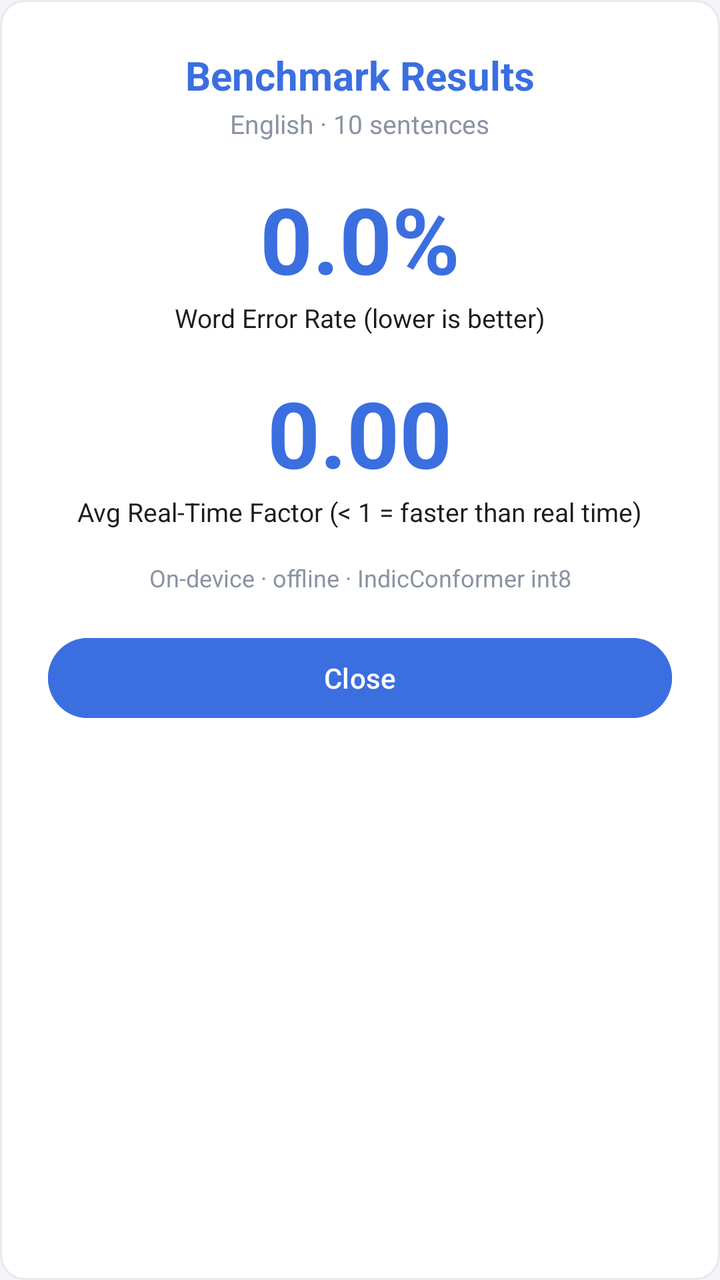
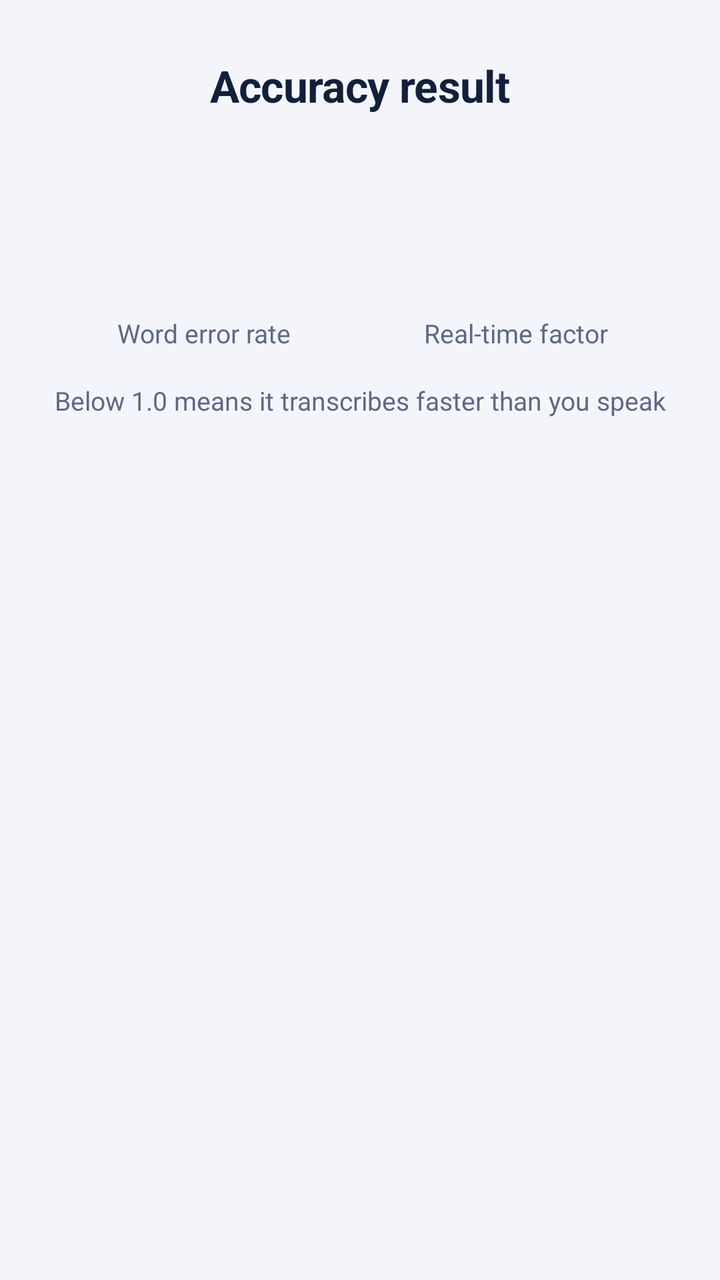

Screens rendered from an Android XML layout before and after an edit, with the pre-edit source and the edit as a unified diff.
<!-- AndroidManifest.xml: application theme Theme.ITantra -->
<!-- res/layout/dialog_benchmark_result.xml -->
<?xml version="1.0" encoding="utf-8"?>
<LinearLayout xmlns:android="http://schemas.android.com/apk/res/android"
    android:layout_width="match_parent"
    android:layout_height="wrap_content"
    android:orientation="vertical"
    android:background="@drawable/card_mission"
    android:padding="24dp"
    android:gravity="center_horizontal">

    <TextView
        android:layout_width="wrap_content"
        android:layout_height="wrap_content"
        android:text="Benchmark Results"
        android:textColor="@color/amber"
        android:textSize="20sp"
        android:textStyle="bold" />

    <TextView
        android:id="@+id/tvDlgSub"
        android:layout_width="wrap_content"
        android:layout_height="wrap_content"
        android:text="English · 10 sentences"
        android:textColor="@color/muted"
        android:textSize="13sp"
        android:paddingTop="2dp"
        android:paddingBottom="18dp" />

    <TextView
        android:id="@+id/tvDlgWer"
        android:layout_width="wrap_content"
        android:layout_height="wrap_content"
        android:text="0.0%"
        android:textColor="@color/amber"
        android:textSize="46sp"
        android:textStyle="bold" />

    <TextView
        android:layout_width="wrap_content"
        android:layout_height="wrap_content"
        android:text="Word Error Rate (lower is better)"
        android:textColor="@color/ink"
        android:textSize="13sp"
        android:paddingBottom="18dp" />

    <TextView
        android:id="@+id/tvDlgRtf"
        android:layout_width="wrap_content"
        android:layout_height="wrap_content"
        android:text="0.00"
        android:textColor="@color/amber"
        android:textSize="46sp"
        android:textStyle="bold" />

    <TextView
        android:layout_width="wrap_content"
        android:layout_height="wrap_content"
        android:text="Avg Real-Time Factor (&lt; 1 = faster than real time)"
        android:textColor="@color/ink"
        android:textSize="13sp" />

    <TextView
        android:id="@+id/tvDlgFoot"
        android:layout_width="match_parent"
        android:layout_height="wrap_content"
        android:gravity="center"
        android:text="On-device · offline · IndicConformer int8"
        android:textColor="@color/muted"
        android:textSize="12sp"
        android:paddingTop="16dp" />

    <Button
        android:id="@+id/btnDlgClose"
        android:layout_width="match_parent"
        android:layout_height="wrap_content"
        android:layout_marginTop="18dp"
        android:text="Close"
        android:textColor="@color/on_amber"
        android:backgroundTint="@color/amber" />
</LinearLayout>
<!-- resources referenced by this layout -->
<resources>
  <color name="amber">#3B6FE0</color>
  <color name="ink">#1A1D21</color>
  <color name="muted">#8A93A3</color>
  <color name="on_amber">#FFFFFF</color>
  <!-- drawable card_mission (drawable) -->
  <?xml version="1.0" encoding="utf-8"?>
  <shape xmlns:android="http://schemas.android.com/apk/res/android" android:shape="rectangle">
      <solid android:color="@color/card" />
      <corners android:radius="12dp" />
      <stroke android:width="1dp" android:color="@color/card_border" />
  </shape>
  <color name="card">#FFFFFFFF</color>
  <color name="card_border">#E6E9F0</color>
  <style name="Base.Theme.ITantra" parent="Theme.Material3.Light.NoActionBar">
          <item name="colorPrimary">@color/amber</item>
          <item name="colorOnPrimary">@color/on_amber</item>
          <item name="colorError">@color/danger</item>
          <item name="android:colorBackground">@color/bg</item>
          <item name="android:windowBackground">@color/bg</item>
          <item name="android:statusBarColor">@color/bg</item>
          <item name="android:windowLightStatusBar">true</item>
          <item name="android:textColorPrimary">@color/ink</item>
          <item name="android:textColorHint">@color/muted</item>
      </style>
  <color name="danger">#E03131</color>
  <color name="bg">#F3F5F9</color>
  <!-- unchanged entries left out for length: 1 -->
</resources>

<!-- the commit's change to res/layout/dialog_benchmark_result.xml (unified diff, before → after) -->
@@ -2,78 +2,98 @@
 <LinearLayout xmlns:android="http://schemas.android.com/apk/res/android"
     android:layout_width="match_parent"
     android:layout_height="wrap_content"
+    android:gravity="center_horizontal"
     android:orientation="vertical"
-    android:background="@drawable/card_mission"
-    android:padding="24dp"
-    android:gravity="center_horizontal">
+    android:paddingStart="24dp"
+    android:paddingTop="28dp"
+    android:paddingEnd="24dp"
+    android:paddingBottom="8dp">
 
     <TextView
+        style="@style/Text.ITantra.Title"
         android:layout_width="wrap_content"
         android:layout_height="wrap_content"
-        android:text="Benchmark Results"
-        android:textColor="@color/amber"
-        android:textSize="20sp"
-        android:textStyle="bold" />
+        android:text="@string/result_title"
+        android:textSize="22sp" />
 
     <TextView
         android:id="@+id/tvDlgSub"
+        style="@style/Text.ITantra.Meta"
         android:layout_width="wrap_content"
         android:layout_height="wrap_content"
-        android:text="English · 10 sentences"
-        android:textColor="@color/muted"
-        android:textSize="13sp"
-        android:paddingTop="2dp"
-        android:paddingBottom="18dp" />
+        android:layout_marginTop="4dp"
+        android:textSize="14sp" />
+
+    <LinearLayout
+        android:layout_width="match_parent"
+        android:layout_height="wrap_content"
+        android:layout_marginTop="24dp"
+        android:orientation="horizontal">
+
+        <LinearLayout
+            android:layout_width="0dp"
+            android:layout_height="wrap_content"
+            android:layout_weight="1"
+            android:gravity="center_horizontal"
+            android:orientation="vertical">
+
+            <TextView
+                android:id="@+id/tvDlgWer"
+                android:layout_width="wrap_content"
+                android:layout_height="wrap_content"
+                android:fontFamily="sans-serif-condensed"
+                android:textColor="@color/brand"
+                android:textSize="40sp"
+                android:textStyle="bold" />
+
+            <TextView
+                style="@style/Text.ITantra.Meta"
+                android:layout_width="wrap_content"
+                android:layout_height="wrap_content"
+                android:text="@string/result_wer_label"
+                android:textSize="13sp" />
+        </LinearLayout>
+
+        <LinearLayout
+            android:layout_width="0dp"
+            android:layout_height="wrap_content"
+            android:layout_weight="1"
+            android:gravity="center_horizontal"
+            android:orientation="vertical">
+
+            <TextView
+                android:id="@+id/tvDlgRtf"
+                android:layout_width="wrap_content"
+                android:layout_height="wrap_content"
+                android:fontFamily="sans-serif-condensed"
+                android:textColor="@color/brand"
+                android:textSize="40sp"
+                android:textStyle="bold" />
+
+            <TextView
+                style="@style/Text.ITantra.Meta"
+                android:layout_width="wrap_content"
+                android:layout_height="wrap_content"
+                android:text="@string/result_rtf_label"
+                android:textSize="13sp" />
+        </LinearLayout>
+    </LinearLayout>
 
     <TextView
-        android:id="@+id/tvDlgWer"
-        android:layout_width="wrap_content"
+        style="@style/Text.ITantra.Meta"
+        android:layout_width="match_parent"
         android:layout_height="wrap_content"
-        android:text="0.0%"
-        android:textColor="@color/amber"
-        android:textSize="46sp"
-        android:textStyle="bold" />
-
-    <TextView
-        android:layout_width="wrap_content"
-        android:layout_height="wrap_content"
-        android:text="Word Error Rate (lower is better)"
-        android:textColor="@color/ink"
-        android:textSize="13sp"
-        android:paddingBottom="18dp" />
-
-    <TextView
-        android:id="@+id/tvDlgRtf"
-        android:layout_width="wrap_content"
-        android:layout_height="wrap_content"
-        android:text="0.00"
-        android:textColor="@color/amber"
-        android:textSize="46sp"
-        android:textStyle="bold" />
-
-    <TextView
-        android:layout_width="wrap_content"
-        android:layout_height="wrap_content"
-        android:text="Avg Real-Time Factor (&lt; 1 = faster than real time)"
-        android:textColor="@color/ink"
+        android:layout_marginTop="16dp"
+        android:gravity="center"
+        android:text="@string/result_rtf_hint"
         android:textSize="13sp" />
 
     <TextView
         android:id="@+id/tvDlgFoot"
+        style="@style/Text.ITantra.Meta"
         android:layout_width="match_parent"
         android:layout_height="wrap_content"
+        android:layout_marginTop="6dp"
         android:gravity="center"
-        android:text="On-device · offline · IndicConformer int8"
-        android:textColor="@color/muted"
-        android:textSize="12sp"
-        android:paddingTop="16dp" />
-
-    <Button
-        android:id="@+id/btnDlgClose"
-        android:layout_width="match_parent"
-        android:layout_height="wrap_content"
-        android:layout_marginTop="18dp"
-        android:text="Close"
-        android:textColor="@color/on_amber"
-        android:backgroundTint="@color/amber" />
+        android:textSize="13sp" />
 </LinearLayout>
<!-- resource entries referenced after the edit -->
@@ -1,31 +1,91 @@
 <!-- resources referenced by this layout -->
 <resources>
-  <color name="amber">#3B6FE0</color>
-  <color name="ink">#1A1D21</color>
-  <color name="muted">#8A93A3</color>
-  <color name="on_amber">#FFFFFF</color>
-  <!-- drawable card_mission (drawable) -->
-  <?xml version="1.0" encoding="utf-8"?>
-  <shape xmlns:android="http://schemas.android.com/apk/res/android" android:shape="rectangle">
-      <solid android:color="@color/card" />
-      <corners android:radius="12dp" />
-      <stroke android:width="1dp" android:color="@color/card_border" />
-  </shape>
-  <color name="card">#FFFFFFFF</color>
-  <color name="card_border">#E6E9F0</color>
+  <color name="brand">#2F62E0</color>
+  <string name="result_rtf_hint">Below 1.0 means it transcribes faster than you speak</string>
+  <string name="result_rtf_label">Real-time factor</string>
+  <string name="result_title">Accuracy result</string>
+  <string name="result_wer_label">Word error rate</string>
+  <style name="Text.ITantra.Meta" parent="">
+          <item name="android:textSize">12sp</item>
+          <item name="android:textColor">@color/muted</item>
+      </style>
+  <style name="Text.ITantra.Title" parent="">
+          <item name="android:textSize">30sp</item>
+          <item name="android:textColor">@color/ink</item>
+          <item name="android:fontFamily">sans-serif</item>
+          <item name="android:textStyle">bold</item>
+          <item name="android:letterSpacing">-0.01</item>
+      </style>
+  <color name="ink">#13203A</color>
+  <color name="muted">#5E6A82</color>
   <style name="Base.Theme.ITantra" parent="Theme.Material3.Light.NoActionBar">
-          <item name="colorPrimary">@color/amber</item>
-          <item name="colorOnPrimary">@color/on_amber</item>
-          <item name="colorError">@color/danger</item>
+          <item name="colorPrimary">@color/brand</item>
+          <item name="colorOnPrimary">@color/on_brand</item>
+          <item name="colorPrimaryContainer">@color/brand_tint</item>
+          <item name="colorOnPrimaryContainer">@color/brand_deep</item>
+          <item name="colorSecondaryContainer">@color/brand_tint</item>
+          <item name="colorOnSecondaryContainer">@color/brand_deep</item>
+          <item name="colorSurface">@color/surface</item>
+          <item name="colorOnSurface">@color/ink</item>
+          <item name="colorOnSurfaceVariant">@color/muted</item>
+          <item name="colorOutline">@color/outline</item>
+          <item name="colorError">@color/alert</item>
           <item name="android:colorBackground">@color/bg</item>
           <item name="android:windowBackground">@color/bg</item>
-          <item name="android:statusBarColor">@color/bg</item>
+          <item name="android:textColorPrimary">@color/ink</item>
+          <item name="android:textColorSecondary">@color/muted</item>
+          <item name="android:textColorHint">@color/muted</item>
+          <item name="android:statusBarColor">@android:color/transparent</item>
+          <item name="android:navigationBarColor">@android:color/transparent</item>
           <item name="android:windowLightStatusBar">true</item>
-          <item name="android:textColorPrimary">@color/ink</item>
-          <item name="android:textColorHint">@color/muted</item>
+          <item name="android:windowLightNavigationBar" tools:targetApi="27">true</item>
+          <item name="materialButtonStyle">@style/Widget.ITantra.Button</item>
+          <item name="textInputStyle">@style/Widget.ITantra.TextInput</item>
+          <item name="bottomSheetDialogTheme">@style/ThemeOverlay.ITantra.BottomSheet</item>
       </style>
-  <color name="danger">#E03131</color>
-  <color name="bg">#F3F5F9</color>
+  <color name="on_brand">#FFFFFF</color>
+  <color name="brand_tint">#E4ECFD</color>
+  <color name="brand_deep">#2450C2</color>
+  <color name="surface">#FFFFFF</color>
+  <color name="outline">#C3CAD8</color>
+  <color name="alert">#D92D20</color>
+  <color name="bg">#F3F5FA</color>
+  <style name="Widget.ITantra.Button" parent="Widget.Material3.Button">
+          <item name="android:minHeight">56dp</item>
+          <item name="android:textSize">16sp</item>
+          <item name="android:textAllCaps">false</item>
+          <item name="android:letterSpacing">0</item>
+          <item name="android:fontFamily">sans-serif-medium</item>
+          <item name="shapeAppearance">@style/Shape.ITantra.Pill</item>
+      </style>
+  <style name="Widget.ITantra.TextInput" parent="Widget.Material3.TextInputLayout.OutlinedBox">
+          <item name="boxCornerRadiusTopStart">14dp</item>
+          <item name="boxCornerRadiusTopEnd">14dp</item>
+          <item name="boxCornerRadiusBottomStart">14dp</item>
+          <item name="boxCornerRadiusBottomEnd">14dp</item>
+          <item name="boxStrokeColor">@color/brand</item>
+          <item name="hintTextColor">@color/brand</item>
+          <item name="helperTextTextColor">@color/muted</item>
+          <item name="placeholderTextColor">@color/muted</item>
+      </style>
+  <style name="ThemeOverlay.ITantra.BottomSheet" parent="ThemeOverlay.Material3.BottomSheetDialog">
+          <item name="bottomSheetStyle">@style/Widget.ITantra.BottomSheet</item>
+      </style>
+  <style name="Shape.ITantra.Pill" parent="">
+          <item name="cornerFamily">rounded</item>
+          <item name="cornerSize">50%</item>
+      </style>
+  <style name="Widget.ITantra.BottomSheet" parent="Widget.Material3.BottomSheet">
+          <item name="backgroundTint">@color/surface</item>
+          <item name="shapeAppearance">@style/Shape.ITantra.Sheet</item>
+      </style>
+  <style name="Shape.ITantra.Sheet" parent="">
+          <item name="cornerFamily">rounded</item>
+          <item name="cornerSizeTopLeft">28dp</item>
+          <item name="cornerSizeTopRight">28dp</item>
+          <item name="cornerSizeBottomLeft">0dp</item>
+          <item name="cornerSizeBottomRight">0dp</item>
+      </style>
   <!-- unchanged entries left out for length: 1 -->
 </resources>
 
